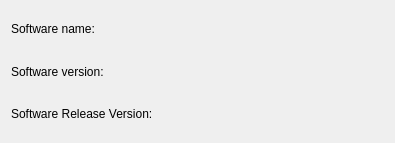
Before: the Qt Designer form ArteryTechQtProject/ArteryTechQtProject/Help.ui in chenfeigen/HBFlowsSrc, drawn with Qt 5.
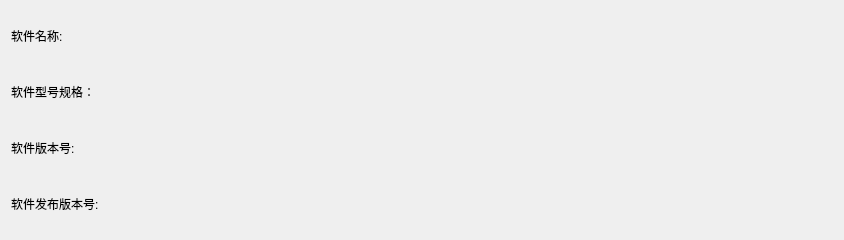
After: the same form once the commit is applied.

```diff
--- a/ArteryTechQtProject/ArteryTechQtProject/Help.ui
+++ b/ArteryTechQtProject/ArteryTechQtProject/Help.ui
@@ -6,8 +6,8 @@
    <rect>
     <x>0</x>
     <y>0</y>
-    <width>395</width>
-    <height>143</height>
+    <width>844</width>
+    <height>240</height>
    </rect>
   </property>
   <property name="windowTitle">
@@ -21,7 +21,7 @@
        <item>
         <widget class="QLabel" name="SoftwareName">
          <property name="text">
-          <string>Software name:</string>
+          <string>软件名称:</string>
          </property>
         </widget>
        </item>
@@ -34,12 +34,30 @@
        </item>
       </layout>
      </item>
+     <item>
+      <layout class="QHBoxLayout" name="horizontalLayout_4">
+       <item>
+        <widget class="QLabel" name="TypeSpecificationName">
+         <property name="text">
+          <string>软件型号规格：</string>
+         </property>
+        </widget>
+       </item>
+       <item>
+        <widget class="QLabel" name="TypeSpecificationlabel">
+         <property name="text">
+          <string/>
+         </property>
+        </widget>
+       </item>
+      </layout>
+     </item>
      <item>
       <layout class="QHBoxLayout" name="horizontalLayout_2">
        <item>
         <widget class="QLabel" name="SoftwareVersion">
          <property name="text">
-          <string>Software version:</string>
+          <string>软件版本号:</string>
          </property>
         </widget>
        </item>
@@ -57,7 +75,7 @@
        <item>
         <widget class="QLabel" name="SoftwareReleaseVersion">
          <property name="text">
-          <string>Software Release Version:</string>
+          <string>软件发布版本号:</string>
          </property>
         </widget>
        </item>
```
Left out of the diff: 3 changed lines with no effect on the pictures.
